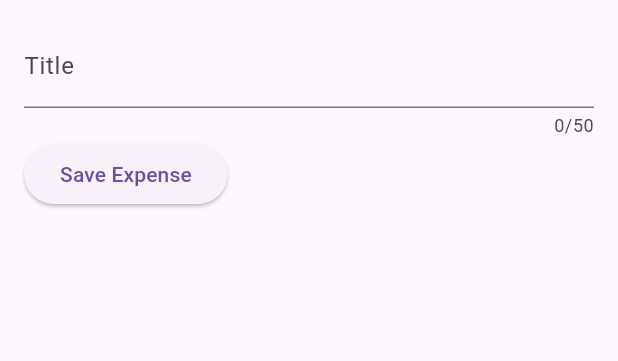
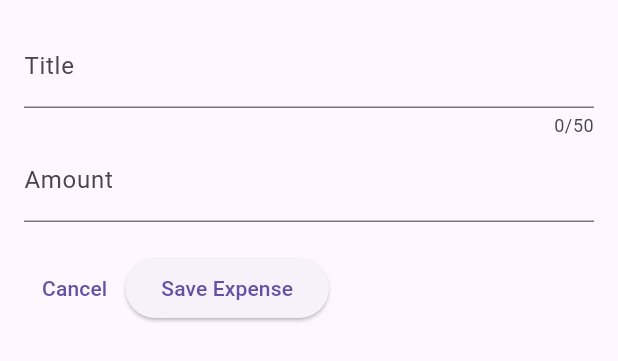
Before and after one commit to fszabi/flutter_expenses_app, a Flutter app: the NewExpense widget shown alone on an empty page, opened directly, on a phone screen of 412 x 824 dp. Shown: the top 361 px of the screen. Run offline on Flutter 3.47's test engine with Material 3 defaults, Android fonts, the phone set to English and light mode, and no system bars.

Commit message:
modal updated

```diff
--- a/lib/new_expense.dart
+++ b/lib/new_expense.dart
@@ -9,10 +9,12 @@ class NewExpense extends StatefulWidget {
 
 class _NewExpenseState extends State<NewExpense> {
   final _titleController = TextEditingController();
+  final _amountController = TextEditingController();
 
   @override
   void dispose() {
     _titleController.dispose();
+    _amountController.dispose();
     super.dispose();
   }
 
@@ -29,11 +31,27 @@ class _NewExpenseState extends State<NewExpense> {
               label: Text('Title'),
             ),
           ),
+          TextField(
+            controller: _amountController,
+            keyboardType: TextInputType.number,
+            decoration: const InputDecoration(
+              prefixText: '\$ ',
+              label: Text('Amount'),
+            ),
+          ),
+          const SizedBox(height: 20),
           Row(
             children: [
+              TextButton(
+                onPressed: () {
+                  Navigator.pop(context);
+                },
+                child: const Text('Cancel'),
+              ),
               ElevatedButton(
                 onPressed: () {
                   print(_titleController.text);
+                  print(_amountController.text);
                 },
                 child: const Text('Save Expense'),
               ),
```
